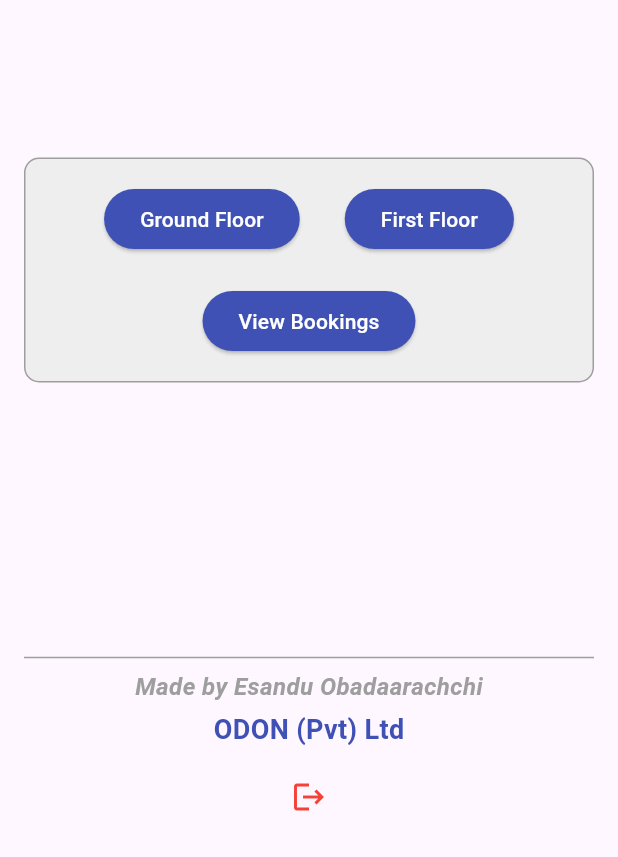
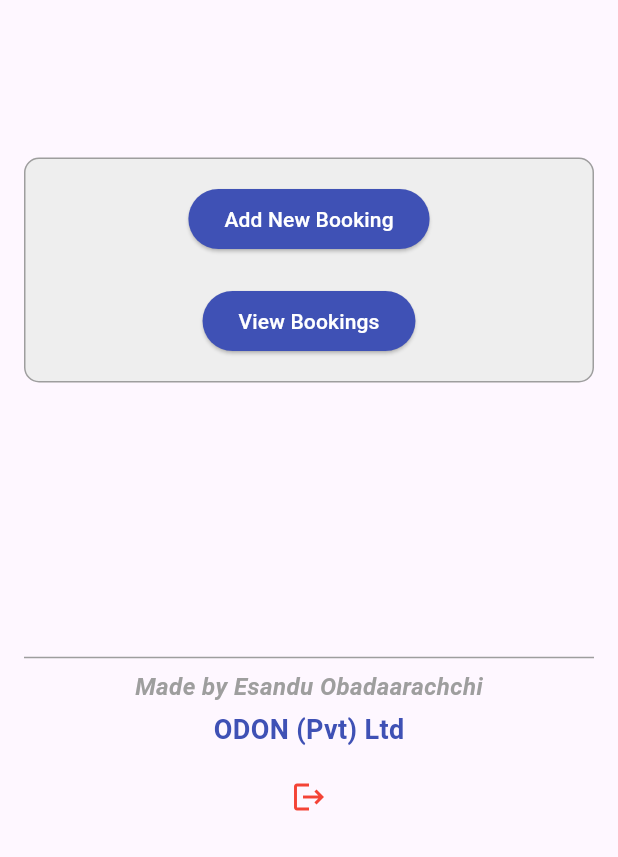
Before and after one commit to Esandu-Meth-Obadaarachchi/odon_booking_flutter_app, a Flutter app: the screen it shows after launch, on a phone screen of 412 x 824 dp, the part 379-1236 px from its top. Run offline on Flutter 3.47's test engine with Material 3 defaults, Android fonts, the phone set to English and light mode, and no system bars; our stand-ins replace month_picker_dialog, table_calendar; Roboto replaces fonts that are missing (Dancing Script, Pacifico, outfit).

Commit message:
FIXED UPDATE AND DELETE

```diff
--- a/lib/edit_booking_screen.dart
+++ b/lib/edit_booking_screen.dart
@@ -44,11 +44,14 @@ class EditBookingScreen extends StatelessWidget {
             ElevatedButton(
               onPressed: () async {
                 final updatedBooking = {
+                  'num_of_nights':booking['num_of_nights'],
                   'roomNumber': roomNumberController.text,
                   'roomType': roomTypeController.text,
                   'package': packageTypeController.text,
                   'extraDetails': extraDetailsController.text,
-                  'date': selectedDay.toIso8601String(),
+                  'checkIn': booking['checkIn'],
+                  'checkOut': booking['checkOut'],
+
                 };
 
                 try {
--- a/lib/home_screen.dart
+++ b/lib/home_screen.dart
@@ -23,27 +23,25 @@ class HomeScreen extends StatelessWidget {
         padding: const EdgeInsets.all(16.0),
         child: Column(
           children: [
-            // Logo at the top center
+            // Logo Section
             Expanded(
-              flex: 1,  // Reduced flex value to allocate less space for the logo
+              flex: 1,
               child: Center(
                 child: Image.asset(
                   'assets/logo.JPG',
-                  height: 300,  // Adjusted the logo size to be smaller
+                  height: 300,
                   width: 300,
                   fit: BoxFit.contain,
                 ),
               ),
             ),
-            // Spacer between the image and button section
-
-            // Button Section
             Expanded(
-              flex: 2,  // Increased flex value to allocate more space for the button container
+              flex: 2, // Allocate space for the container
               child: Column(
                 mainAxisAlignment: MainAxisAlignment.center,
                 children: [
                   Container(
+                    width: double.infinity, // Makes the container span the full width
                     padding: const EdgeInsets.all(16.0),
                     decoration: BoxDecoration(
                       color: Colors.grey[200], // Light grey background color
@@ -51,52 +49,24 @@ class HomeScreen extends StatelessWidget {
                       borderRadius: BorderRadius.circular(10.0), // Border radius
                     ),
                     child: Column(
-                      children: [
-                        Row(
-                          mainAxisAlignment: MainAxisAlignment.center,
+                      mainAxisSize: MainAxisSize.min, // Wrap content vertically
                       children: [
                         ElevatedButton(
                           onPressed: () {
                             Navigator.push(
                               context,
                               MaterialPageRoute(
-                                    builder: (context) => RoomSelectionScreen(
-                                      floor: 'Ground Floor',
-                                      rooms: 5,
-                                      startingRoomNumber: 1,
-                                    ),
+                                builder: (context) => RoomSelectionScreen(),
                               ),
                             );
                           },
                           style: ElevatedButton.styleFrom(
                             foregroundColor: Colors.white,
-                                backgroundColor: Colors.indigo, // Adjust button color
+                            backgroundColor: Colors.indigo,
                           ),
-                              child: const Text('Ground Floor'),
+                          child: const Text('Add New Booking'),
                         ),
-                            const SizedBox(height: 20, width: 30),
-                            ElevatedButton(
-                              onPressed: () {
-                                Navigator.push(
-                                  context,
-                                  MaterialPageRoute(
-                                    builder: (context) => RoomSelectionScreen(
-                                      floor: 'First Floor',
-                                      rooms: 7,
-                                      startingRoomNumber: 101,
-                                    ),
-                                  ),
-                                );
-                              },
-                              style: ElevatedButton.styleFrom(
-                                foregroundColor: Colors.white,
-                                backgroundColor: Colors.indigo, // Adjust button color
-                              ),
-                              child: const Text('First Floor'),
-                            ),
-                          ],
-                        ),
-                        const SizedBox(height: 20),
+                        const SizedBox(height: 20), // Space between buttons
                         ElevatedButton(
                           onPressed: () {
                             Navigator.push(
@@ -108,7 +78,7 @@ class HomeScreen extends StatelessWidget {
                           },
                           style: ElevatedButton.styleFrom(
                             foregroundColor: Colors.white,
-                            backgroundColor: Colors.indigo, // Adjust button color
+                            backgroundColor: Colors.indigo,
                           ),
                           child: const Text('View Bookings'),
                         ),
@@ -120,10 +90,7 @@ class HomeScreen extends StatelessWidget {
             ),
             // Footer Section
             const SizedBox(height: 70),
-            const Divider(
-              color: Colors.grey, // Color of the horizontal line
-              thickness: 1, // Thickness of the line
-            ),
+            const Divider(color: Colors.grey, thickness: 1),
             Column(
               children: [
                 const Text(
```
Also changed, not shown: lib/api_service.dart (+6 -6 lines), lib/room_selection_screen.dart (+96 -18 lines), lib/view_bookings_screen.dart (+7 -5 lines), 1 other file. Lines whose indentation alone changed are shown as unchanged.
